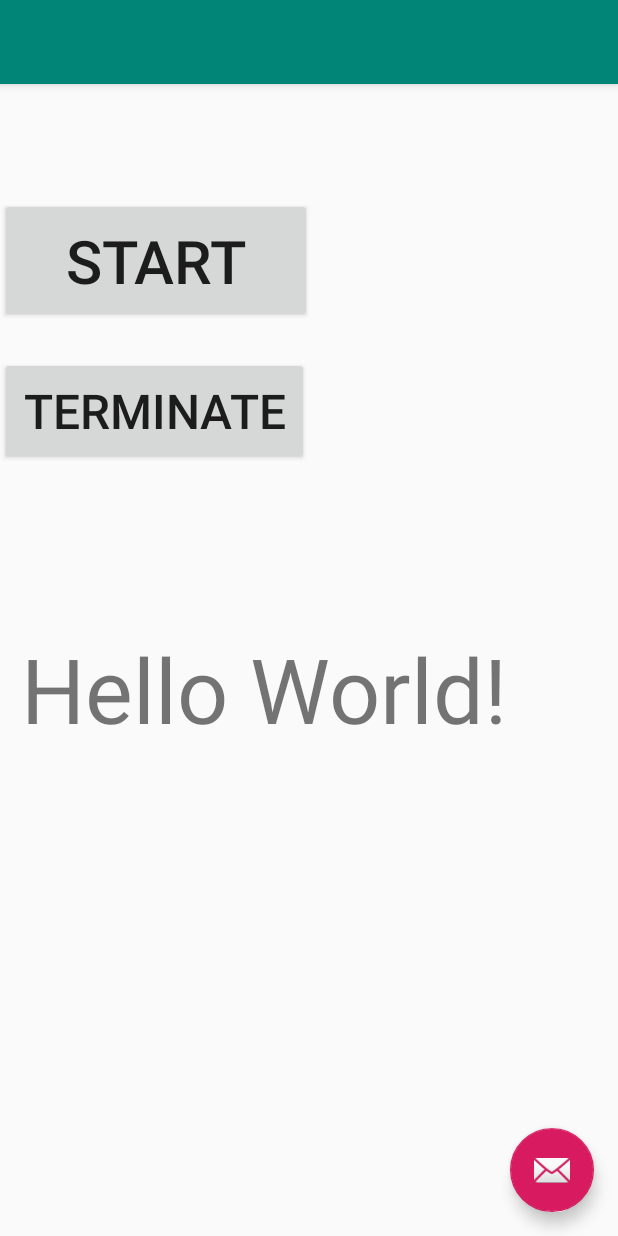
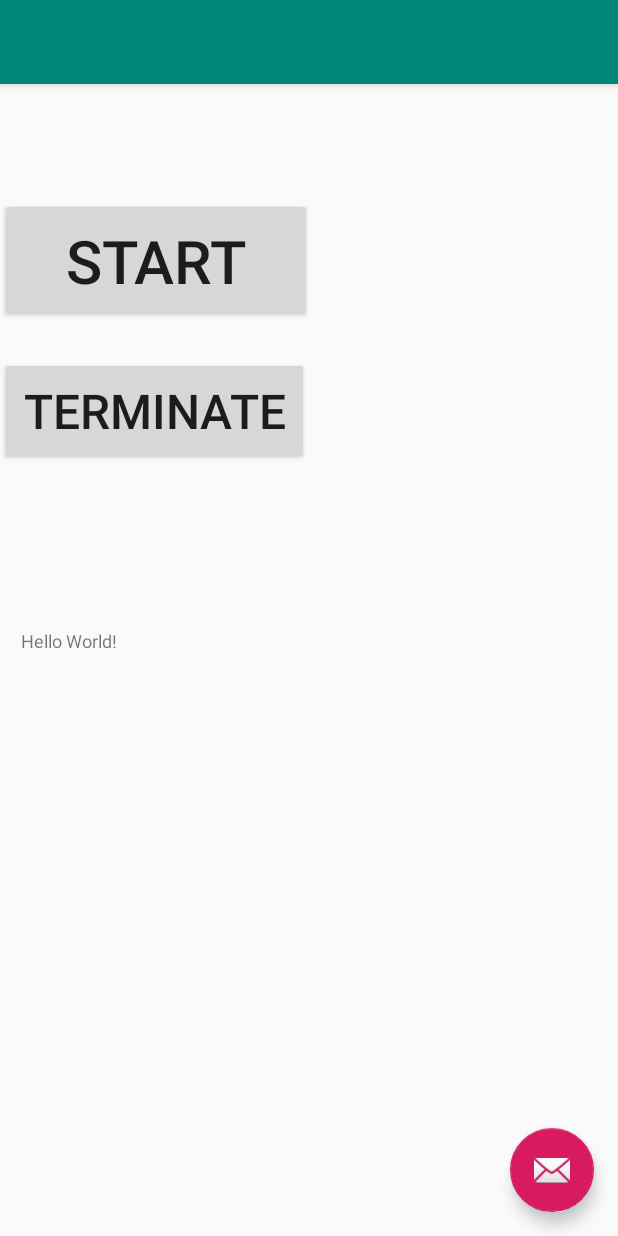
Before and after one commit to ShuyuanChang/android-signalr-stt-sample, an Android app: the screen it shows after launch (MainActivity), on a phone screen of 412 x 824 dp. Run offline under Robolectric (Android 15) with nearby library versions, the phone set to English and light mode, and no system bars; libraries missing offline, so code that uses them is left out: com.microsoft.cognitiveservices, com.microsoft.signalr.

Commit message:
Change text size

```diff
--- a/AndroidClient/app/src/main/java/com/example/michi/videosample/MainActivity.java
+++ b/AndroidClient/app/src/main/java/com/example/michi/videosample/MainActivity.java
@@ -31,7 +31,7 @@ import com.microsoft.signalr.*;
 
 public class MainActivity extends AppCompatActivity {
     // Replace below with your own subscription key
-    private static String speechSubscriptionKey = "98bba22d547b4147a941d8074aaad9c7";
+    private static String speechSubscriptionKey = "[Your Speech Services Key]";
     // Replace below with your own service region (e.g., "westus").
     private static String serviceRegion = "eastasia";
     private static boolean isRecording = false;
@@ -47,13 +47,17 @@ public class MainActivity extends AppCompatActivity {
     private String TargetLanguage = "zh-Hant";
     private String UserName = "michael";
     AudioRecord recorder = null;
-    String SIGNALR_SERVER = "http://michidevvm.eastasia.cloudapp.azure.com:5000/translator";
+    String SIGNALR_SERVER = "[URL of the SignalR Server]";
     @Override
     protected void onCreate(Bundle savedInstanceState) {
         super.onCreate(savedInstanceState);
         setContentView(R.layout.activity_main);
         int requestCode = 5; // unique code for the permission request
         ActivityCompat.requestPermissions(MainActivity.this, new String[]{RECORD_AUDIO, INTERNET}, requestCode);
+
+        // [John] modify text size
+        textView = (TextView) this.findViewById(R.id.hello); // 'hello' is the ID of your text view
+        textView.setTextSize(12);
 
         // Disable QVA
         if(true) {
@@ -73,6 +77,7 @@ public class MainActivity extends AppCompatActivity {
     private void InitSignalRConnection() {
         TerminateSignalRconnection();
         textView = (TextView) this.findViewById(R.id.hello); // 'hello' is the ID of your text view
+        //textView.setTextSize(12);
         hubConnection = HubConnectionBuilder.create(SIGNALR_SERVER).build();
         hubConnection.on("ServerMessages", (message) -> {
             runOnUiThread(new Runnable() {
```
